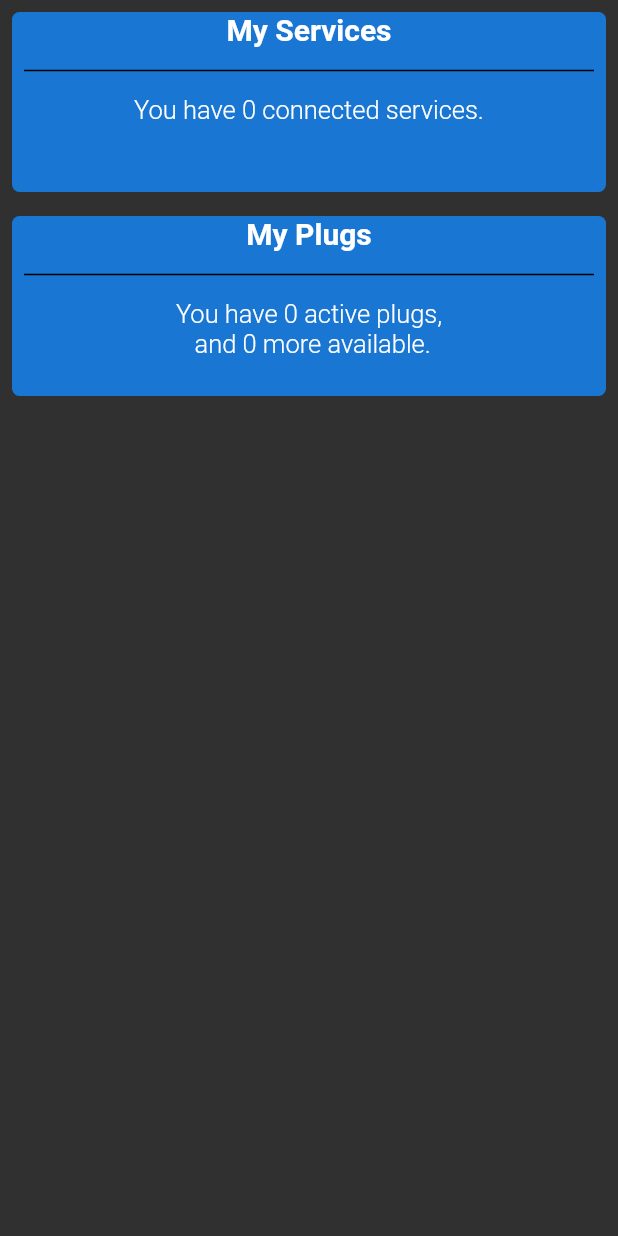
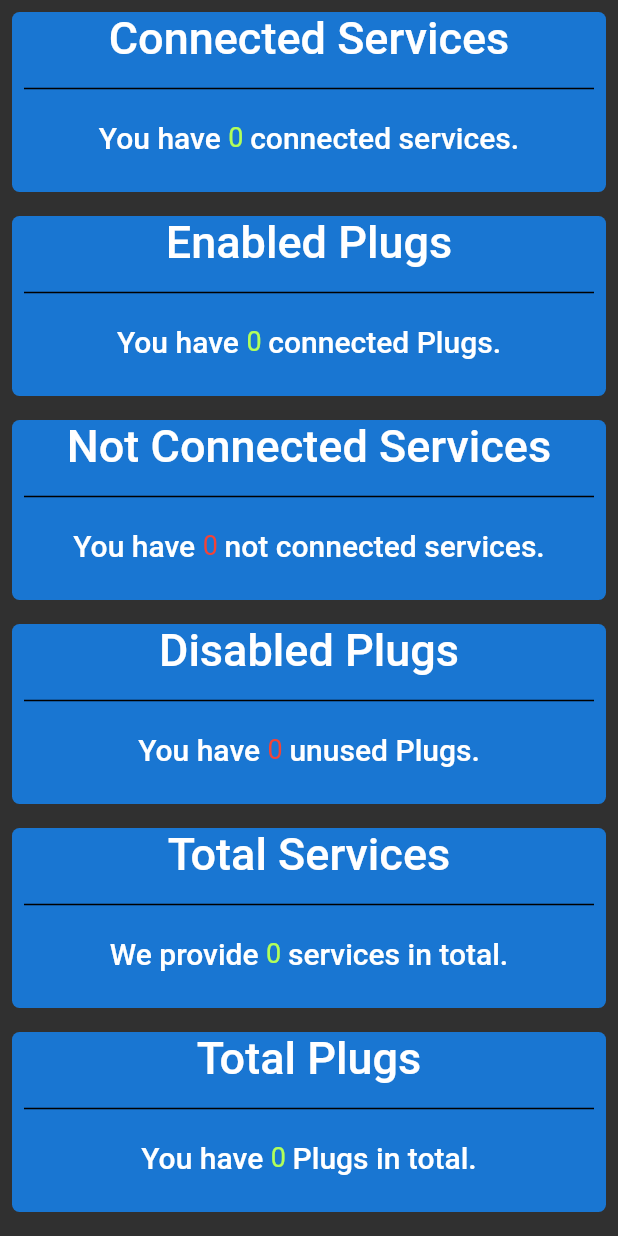
Before and after one commit to plug-it-services/plug-it, a Flutter app: the Home screen opened directly, on a phone screen of 412 x 824 dp. Run offline on Flutter 3.47's test engine with Material 2 defaults, Android fonts, the phone set to English and light mode, and no system bars; our stand-ins replace cached_network_image, cookie_jar, dio, dio_cookie_manager, dropdown_search, shared_preferences and 1 more; missing offline and left inert: flutter_web_auth_2; accounts and stored records are empty; network calls fail.

Commit message:
feat(mobile/view) fixed home ui page + added usefull data to page

```diff
--- a/mobile/lib/pages/home/Home.dart
+++ b/mobile/lib/pages/home/Home.dart
@@ -3,13 +3,14 @@ import 'package:mobile/PlugApi.dart';
 
 import 'package:mobile/models/plug/Plug.dart';
 import 'package:mobile/models/service/Service.dart';
+import 'package:mobile/ui-toolkit/PlugItStyle.dart';
 
 import 'HomeCard.dart';
 
 
 class Home extends StatefulWidget {
 
-  Home({super.key});
+  const Home({super.key});
   @override
   State<Home> createState() => _HomeState();
 }
@@ -76,12 +77,59 @@ class _HomeState extends State<Home> {
   @override
   Widget build(BuildContext context) {
     return Scaffold(
-      body: ListView(
-        children: [
-          HomeCard(title:"My Services", description: "You have ${_countConnectedServices()} connected services.",),
-          HomeCard(title:"My Plugs", description: "You have ${_countConnectedPlugs()} active plugs,\n   and ${_countNotConnectedPlugs()} more available.",),
-        ],
-      )
+        resizeToAvoidBottomInset: true,
+        body: ListView(
+          children: [
+            HomeCard(
+              title: const Text("Connected Services", style: PlugItStyle.biggerSubtitleStyle),
+              description: [
+                const Text("You have ", style: PlugItStyle.subtitleStyle,),
+                Text("${_countConnectedServices()} ", style: PlugItStyle.subtitleStyleCorrectLight),
+                const Text("connected services.", style: PlugItStyle.subtitleStyle,),
+              ]
+            ),
+            HomeCard(
+              title: const Text("Enabled Plugs", style: PlugItStyle.biggerSubtitleStyle),
+              description: [
+                const Text("You have ", style: PlugItStyle.subtitleStyle,),
+                Text("${_countConnectedPlugs()} ", style: PlugItStyle.subtitleStyleCorrectLight),
+                const Text("connected Plugs.", style: PlugItStyle.subtitleStyle,),
+              ]
+            ),
+            HomeCard(
+              title: const Text("Not Connected Services", style: PlugItStyle.biggerSubtitleStyle),
+              description: [
+                const Text("You have ", style: PlugItStyle.subtitleStyle,),
+                Text("${(services?.length ?? 0) - _countConnectedServices()} ", style: PlugItStyle.subtitleStyleError),
+                const Text("not connected services.", style: PlugItStyle.subtitleStyle,),
+              ]
+            ),
+            HomeCard(
+              title: const Text("Disabled Plugs", style: PlugItStyle.biggerSubtitleStyle),
+              description: [
+                const Text("You have ", style: PlugItStyle.subtitleStyle,),
+                Text("${_countNotConnectedPlugs()} ", style: PlugItStyle.subtitleStyleError),
+                const Text("unused Plugs.", style: PlugItStyle.subtitleStyle,),
+              ]
+            ),
+            HomeCard(
+              title: const Text("Total Services", style: PlugItStyle.biggerSubtitleStyle),
+              description: [
+                const Text("We provide ", style: PlugItStyle.subtitleStyle,),
+                Text("${(services?.length ?? 0) - _countConnectedPlugs()} ", style: PlugItStyle.subtitleStyleCorrectLight),
+                const Text("services in total.", style: PlugItStyle.subtitleStyle,),
+              ]
+            ),
+            HomeCard(
+              title: const Text("Total Plugs", style: PlugItStyle.biggerSubtitleStyle),
+              description: [
+                const Text("You have ", style: PlugItStyle.subtitleStyle,),
+                Text("${plugs?.length ?? 0} ", style: PlugItStyle.subtitleStyleCorrectLight),
+                const Text("Plugs in total.", style: PlugItStyle.subtitleStyle,),
+              ]
+            ),
+          ],
+        )
     );
   }
 }
--- a/mobile/lib/pages/home/HomeCard.dart
+++ b/mobile/lib/pages/home/HomeCard.dart
@@ -4,8 +4,8 @@ import '../../models/service/Service.dart';
 
 
 class HomeCard extends StatefulWidget {
-  String title;
-  String description;
+  Text title;
+  List<Text> description;
   HomeCard({super.key, required this.title, required this.description});
 
   @override
@@ -28,11 +28,10 @@ class _HomeCardState extends State<HomeCard> {
                     borderRadius: const BorderRadius.all(Radius.circular(5))
                   ),
                   height: 120,
-                  child: Expanded(
-                      child:Column(
+                  child: Column(
                         children: [
                           Center(
-                              child: Text(widget.title, style: const TextStyle(fontSize:20, fontWeight: FontWeight.w600))
+                              child: widget.title
                           ),
                           const Center(
                               child: Padding(
@@ -40,11 +39,15 @@ class _HomeCardState extends State<HomeCard> {
                                   child:Divider(color: Colors.black, thickness: 1,)
                               )
                           ),
-                          Center(child: Text(widget.description, style: const TextStyle(fontSize:17, fontWeight: FontWeight.w300))),
+                          const SizedBox(height: 5,),
+                          Center(
+                              child: Row(
+                                mainAxisAlignment: MainAxisAlignment.center,
+                                children:widget.description.map((e) => Center(child:e)).toList())
+                            ),
                         ],
                       )
                   )
-              )
           );
+  }
 }
-}
--- a/mobile/lib/ui-toolkit/PlugItStyle.dart
+++ b/mobile/lib/ui-toolkit/PlugItStyle.dart
@@ -18,10 +18,12 @@ class PlugItStyle {
   static const inputHintStyle = TextStyle(fontStyle: FontStyle.italic, fontWeight: FontWeight.normal, color: Colors.black);
   static const inputTextStyle = TextStyle(fontStyle: FontStyle.normal, fontWeight: FontWeight.normal, color: Colors.black);
   static const titleStyle = TextStyle(fontWeight: FontWeight.bold, fontSize: 52);
+  static const biggerSubtitleStyle = TextStyle(fontWeight: FontWeight.w500, fontSize: 30);
   static const subtitleStyle = TextStyle(fontWeight: FontWeight.w500, fontSize: 20);
   static const subtitleStyleError = TextStyle(fontWeight: FontWeight.w400, fontSize: 18, color:Colors.red);
   static const subtitleStyleWarning = TextStyle(fontWeight: FontWeight.w400, fontSize: 18, color: Colors.orange);
   static const subtitleStyleCorrect = TextStyle(fontWeight: FontWeight.w400, fontSize: 18, color: Colors.green);
+  static const subtitleStyleCorrectLight = TextStyle(fontWeight: FontWeight.w400, fontSize: 18, color: Colors.lightGreenAccent);
   static const smallStyle = TextStyle(fontWeight: FontWeight.w300, fontSize: 16);
   static const smallStyleError = TextStyle(fontWeight: FontWeight.w300, fontSize: 16, color:Colors.red);
   static const smallStyleWarning = TextStyle(fontWeight: FontWeight.w300, fontSize: 16, color: Colors.orange);
--- a/mobile/lib/ui-toolkit/navbar.dart
+++ b/mobile/lib/ui-toolkit/navbar.dart
@@ -38,7 +38,7 @@ class _NavBarState extends State<NavBar> {
   @override
   Widget build(BuildContext context) {
     final pages = [
-      Home(),
+      const Home(),
       const Services(),
       Plugs(selectedPlug: selectedPlug),
       Navigate(onPlugSelected: (plug) => {
```
Also changed, not shown: mobile/pubspec.lock.
